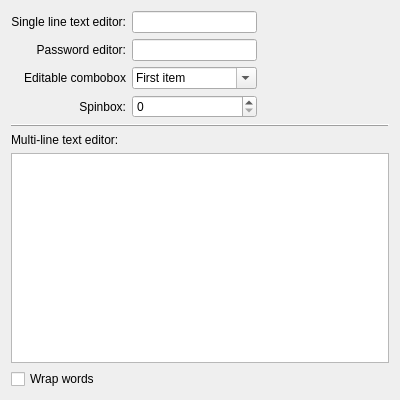
First picture: the form in kstyles/oxygen/demo/ui/oxygeninputdemowidget.ui, repository mgottschlag/kwin-tiling, before the edit.
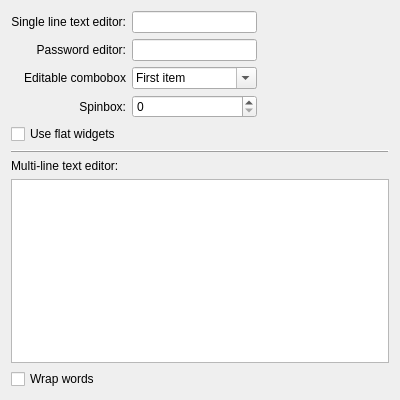
Second picture: the form after the edit. Custom widgets are drawn as their Qt base class.

Patch:
```diff
--- a/kstyles/oxygen/demo/ui/oxygeninputdemowidget.ui
+++ b/kstyles/oxygen/demo/ui/oxygeninputdemowidget.ui
@@ -23,6 +23,9 @@
    </item>
    <item row="0" column="1">
     <widget class="KLineEdit" name="klineedit">
+     <property name="text">
+      <string/>
+     </property>
      <property name="showClearButton" stdset="0">
       <bool>true</bool>
      </property>
@@ -106,7 +109,7 @@
    <item row="3" column="1">
     <widget class="KIntSpinBox" name="kintspinbox"/>
    </item>
-   <item row="4" column="0" colspan="3">
+   <item row="5" column="0" colspan="3">
     <widget class="QFrame" name="frame">
      <property name="frameShape">
       <enum>QFrame::HLine</enum>
@@ -116,23 +119,30 @@
      </property>
     </widget>
    </item>
-   <item row="5" column="0">
+   <item row="6" column="0">
     <widget class="QLabel" name="label_4">
      <property name="text">
       <string>Multi-line text editor:</string>
      </property>
     </widget>
    </item>
-   <item row="6" column="0" colspan="3">
-    <widget class="QTextEdit" name="textedit"/>
+   <item row="7" column="0" colspan="3">
+    <widget class="KTextEdit" name="textedit"/>
    </item>
-   <item row="7" column="0">
+   <item row="8" column="0">
     <widget class="QCheckBox" name="wrapCheckBox">
      <property name="text">
       <string>Wrap words</string>
      </property>
     </widget>
    </item>
+   <item row="4" column="0" colspan="2">
+    <widget class="QCheckBox" name="checkBox">
+     <property name="text">
+      <string>Use flat widgets</string>
+     </property>
+    </widget>
+   </item>
   </layout>
  </widget>
  <customwidgets>
@@ -151,6 +161,11 @@
    <extends>QComboBox</extends>
    <header>kcombobox.h</header>
   </customwidget>
+  <customwidget>
+   <class>KTextEdit</class>
+   <extends>QTextEdit</extends>
+   <header>ktextedit.h</header>
+  </customwidget>
  </customwidgets>
  <resources/>
  <connections/>
```
